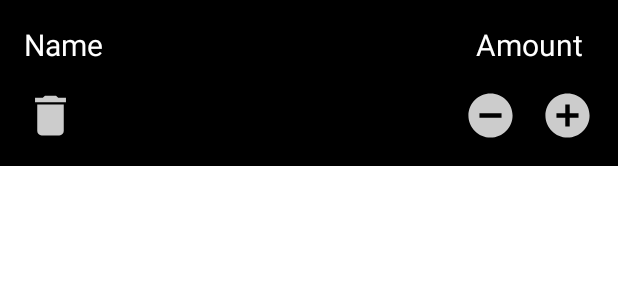
After one commit to Sajjad-Alizadeh/ShoppingList, an Android app: the layout item_shopping.xml on its own in the app's theme, with its tools: preview values and no code run, on a phone screen of 412 x 824 dp. The commit adds this screen. Shown: the top 300 px of the screen. Run offline under Robolectric (Android 15) with nearby library versions, the phone set to English and light mode, and no system bars.

Commit message:
add views and icons

```diff
--- /dev/null
+++ b/app/src/main/res/drawable/ic_delete.xml
@@ -0,0 +1,11 @@
+<vector xmlns:android="http://schemas.android.com/apk/res/android"
+    android:width="24dp"
+    android:height="24dp"
+    android:viewportWidth="24"
+    android:viewportHeight="24"
+    android:tint="#FFFFFF"
+    android:alpha="0.8">
+    <path
+        android:fillColor="#FF000000"
+        android:pathData="M6,19c0,1.1 0.9,2 2,2h8c1.1,0 2,-0.9 2,-2V7H6v12zM19,4h-3.5l-1,-1h-5l-1,1H5v2h14V4z"/>
+</vector>
--- /dev/null
+++ b/app/src/main/res/drawable/ic_minus.xml
@@ -0,0 +1,12 @@
+
+<vector xmlns:android="http://schemas.android.com/apk/res/android"
+    android:width="24dp"
+    android:height="24dp"
+    android:viewportWidth="24"
+    android:viewportHeight="24"
+    android:tint="#FFFFFF"
+    android:alpha="0.8">
+    <path
+        android:fillColor="#FF000000"
+        android:pathData="M12,2C6.48,2 2,6.48 2,12s4.48,10 10,10 10,-4.48 10,-10S17.52,2 12,2zM17,13L7,13v-2h10v2z"/>
+</vector>
--- /dev/null
+++ b/app/src/main/res/drawable/ic_plus.xml
@@ -0,0 +1,11 @@
+<vector xmlns:android="http://schemas.android.com/apk/res/android"
+    android:width="24dp"
+    android:height="24dp"
+    android:viewportWidth="24"
+    android:viewportHeight="24"
+    android:tint="#FFFFFF"
+    android:alpha="0.8">
+    <path
+        android:fillColor="#FF000000"
+        android:pathData="M12,2C6.48,2 2,6.48 2,12s4.48,10 10,10 10,-4.48 10,-10S17.52,2 12,2zM17,13h-4v4h-2v-4L7,13v-2h4L11,7h2v4h4v2z"/>
+</vector>
--- /dev/null
+++ b/app/src/main/res/layout/item_shopping.xml
@@ -0,0 +1,74 @@
+<?xml version="1.0" encoding="utf-8"?>
+<androidx.constraintlayout.widget.ConstraintLayout xmlns:android="http://schemas.android.com/apk/res/android"
+    xmlns:app="http://schemas.android.com/apk/res-auto"
+    xmlns:tools="http://schemas.android.com/tools"
+    android:layout_width="match_parent"
+    android:layout_height="wrap_content"
+    android:background="@color/black"
+    android:orientation="vertical"
+    android:padding="16dp">
+
+
+    <TextView
+        android:id="@+id/tvName"
+        android:layout_width="wrap_content"
+        android:layout_height="wrap_content"
+        android:text="Name"
+        android:textColor="@android:color/white"
+        android:textSize="20sp"
+        app:layout_constraintStart_toStartOf="parent"
+        app:layout_constraintTop_toTopOf="parent" />
+
+
+    <TextView
+        android:id="@+id/tvAmount"
+        android:layout_width="wrap_content"
+        android:layout_height="wrap_content"
+        android:text="Amount"
+        android:textColor="@android:color/white"
+        android:textSize="20sp"
+        app:layout_constraintEnd_toEndOf="parent"
+        app:layout_constraintStart_toStartOf="@+id/ivMinus"
+        app:layout_constraintTop_toTopOf="parent" />
+
+
+    <ImageView
+        android:id="@+id/ivDelete"
+        android:layout_width="35dp"
+        android:layout_height="35dp"
+        android:layout_marginTop="16dp"
+        android:clickable="true"
+        android:focusable="true"
+        android:src="@drawable/ic_delete"
+        android:textSize="20sp"
+        app:layout_constraintStart_toStartOf="parent"
+        app:layout_constraintTop_toBottomOf="@+id/tvName" />
+
+    <ImageView
+        android:id="@+id/ivPlus"
+        android:layout_width="35dp"
+        android:layout_height="35dp"
+        android:layout_marginTop="16dp"
+        android:src="@drawable/ic_plus"
+        android:clickable="true"
+        android:focusable="true"
+        android:textSize="20sp"
+        app:layout_constraintEnd_toEndOf="parent"
+        app:layout_constraintTop_toBottomOf="@+id/tvAmount" />
+
+    <ImageView
+        android:id="@+id/ivMinus"
+        android:layout_width="35dp"
+        android:layout_height="35dp"
+        android:layout_marginTop="16dp"
+        android:layout_marginEnd="16dp"
+        android:layout_marginRight="16dp"
+        android:src="@drawable/ic_minus"
+        android:clickable="true"
+        android:focusable="true"
+        android:textSize="20sp"
+        app:layout_constraintEnd_toStartOf="@+id/ivPlus"
+        app:layout_constraintTop_toBottomOf="@+id/tvAmount" />
+
+
+</androidx.constraintlayout.widget.ConstraintLayout>
```
Also changed, not shown: app/src/main/res/drawable/ic_add.xml (added, +11 -0 lines), app/src/main/res/layout/activity_main.xml (+11 -6 lines), app/src/main/res/layout/dialog_add_item.xml (added, +72 -0 lines).
